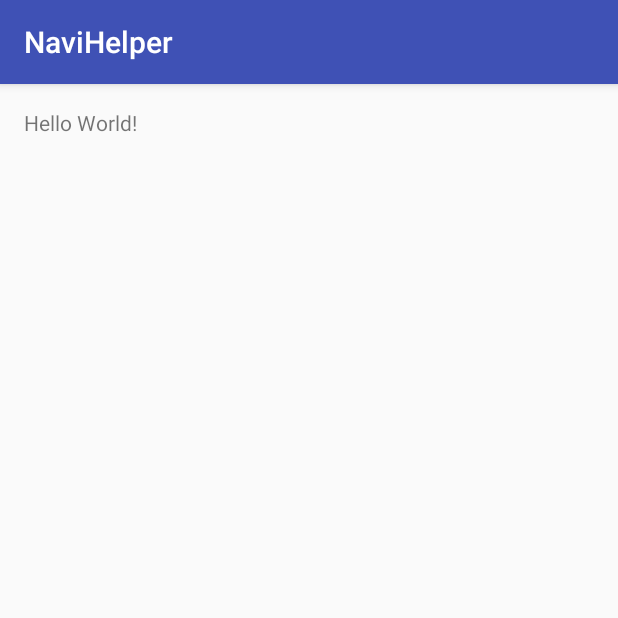
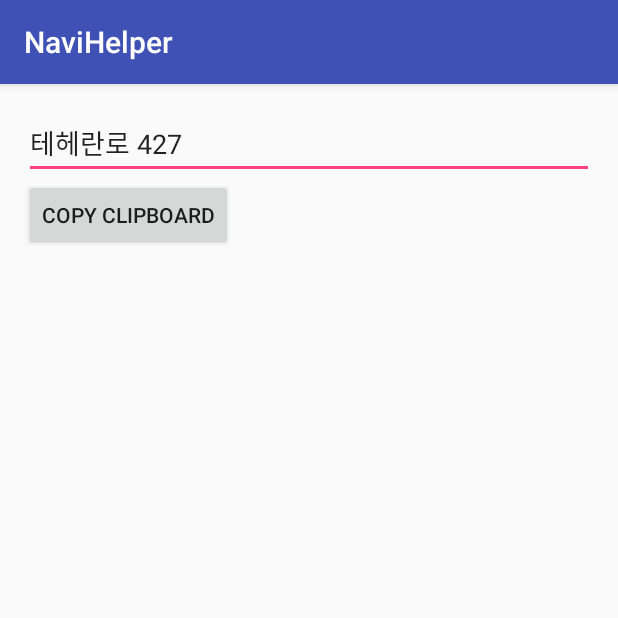
Before and after one commit to DrKein/NaviHelper, an Android app: the screen it shows after launch (MainActivity), on a phone screen of 412 x 824 dp, the top half of it. Run offline under Robolectric (Android 15) with nearby library versions, the phone set to English and light mode, and no system bars.

```diff
--- a/app/src/main/res/layout/activity_main.xml
+++ b/app/src/main/res/layout/activity_main.xml
@@ -11,8 +11,16 @@
     android:paddingTop="@dimen/activity_vertical_margin"
     tools:context="kein.navihelper.MainActivity">
 
-    <TextView
+    <EditText
+        android:id="@+id/edittext"
+        android:layout_width="match_parent"
+        android:text="테헤란로 427"
+        android:layout_height="wrap_content"/>
+
+    <Button
+        android:layout_below="@id/edittext"
+        android:id="@+id/button"
         android:layout_width="wrap_content"
-        android:layout_height="wrap_content"
-        android:text="Hello World!"/>
+        android:text="Copy Clipboard"
+        android:layout_height="wrap_content"/>
 </RelativeLayout>
```
Also changed, not shown: app/src/main/java/kein/navihelper/AddressDetector.java (added, +37 -0 lines), app/src/main/java/kein/navihelper/AddressPhoneDetector.java (deleted, +0 -10 lines), app/src/main/java/kein/navihelper/CallExternalApp.java (+16 -0 lines), app/src/main/java/kein/navihelper/ClipChangedListener.java (added, +45 -0 lines), app/src/main/java/kein/navihelper/MainActivity.java (+19 -0 lines), app/src/main/java/kein/navihelper/ShowAppToast.java (renamed from app/src/main/java/kein/navihelper/ShowMenuToast.java, +6 -1 lines), app/src/main/java/kein/navihelper/service/ClipboardListenerService.java (+4 -24 lines).
